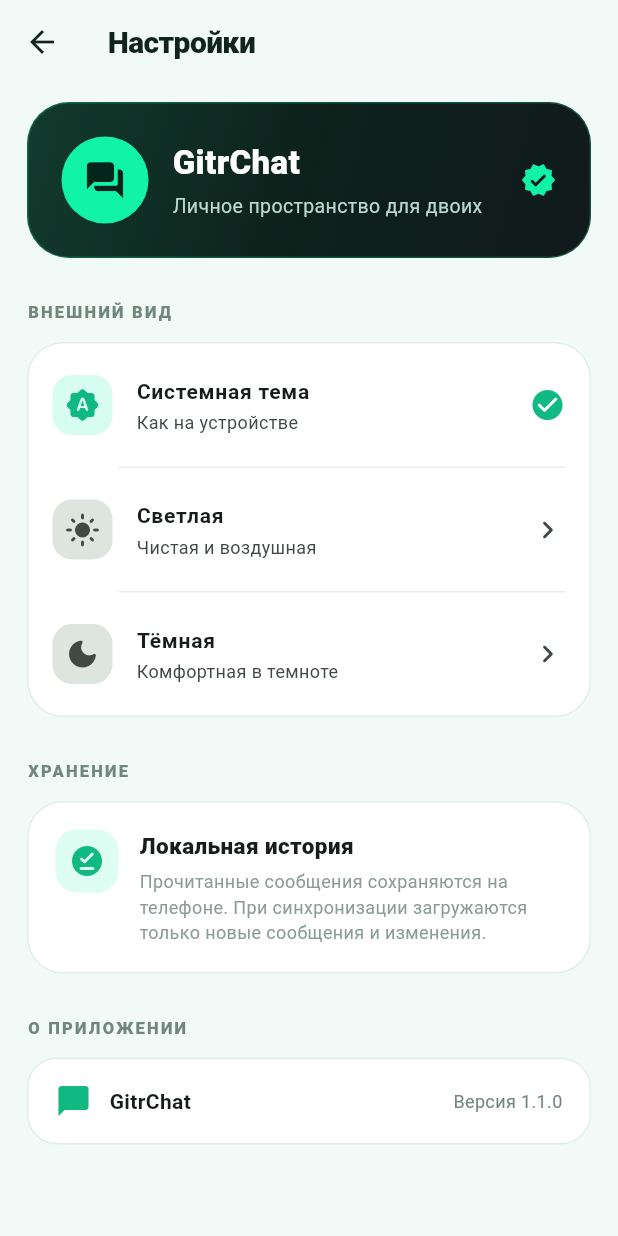
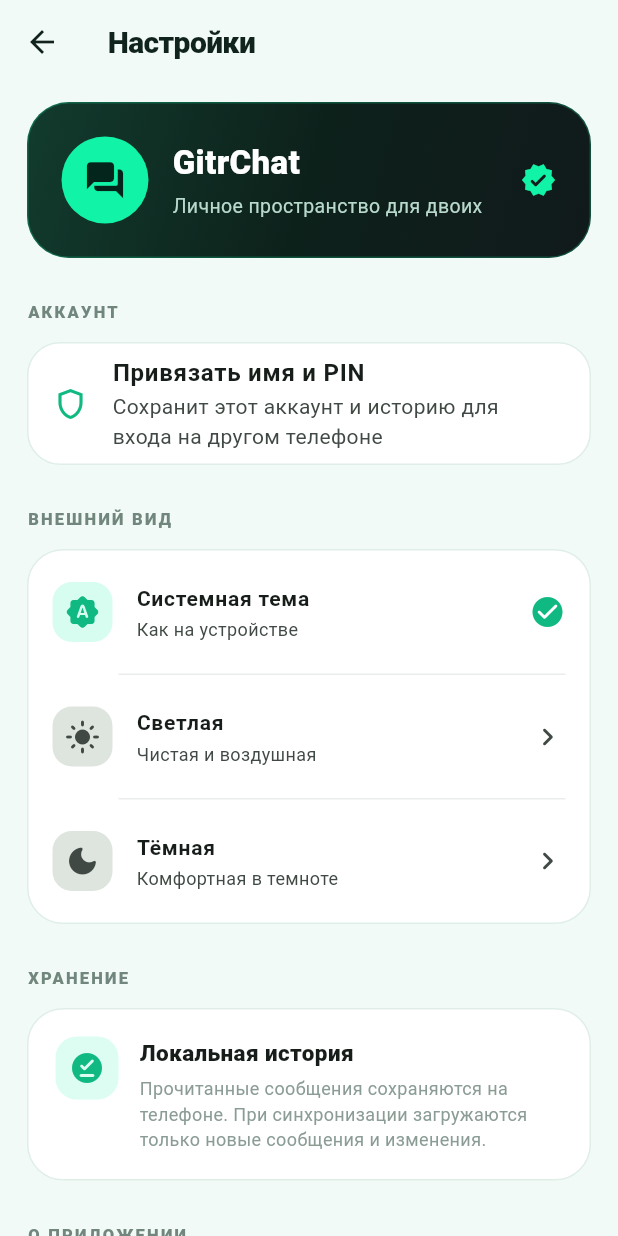
Before and after one commit to SMERTor/GitrChat, a Flutter app: the SettingsScreen screen opened directly, on a phone screen of 412 x 824 dp. Run offline on Flutter 3.47's test engine with Material 3 defaults, Android fonts, the phone set to English and light mode, and no system bars; our stand-ins replace camera, flutter_cache_manager, flutter_secure_storage, image_picker, local_auth, shared_preferences and 2 more; missing offline and left inert: video_compress; accounts and stored records are empty.

Commit message:
Add account linking from settings

```diff
--- a/lib/screens/settings_screen.dart
+++ b/lib/screens/settings_screen.dart
@@ -2,6 +2,8 @@ import 'package:flutter/material.dart';
 import 'package:shared_preferences/shared_preferences.dart';
 
 import '../theme_controller.dart';
+import '../services/account_service.dart';
+import 'package:supabase_flutter/supabase_flutter.dart';
 
 class SettingsScreen extends StatelessWidget {
   const SettingsScreen({super.key});
@@ -10,6 +12,40 @@ class SettingsScreen extends StatelessWidget {
     appThemeMode.value = mode;
     final prefs = await SharedPreferences.getInstance();
     await prefs.setString('theme_mode', mode.name);
+  }
+
+
+  Future<void> _linkAccount(BuildContext context) async {
+    final name = TextEditingController();
+    final pin = TextEditingController();
+    final confirmed = await showDialog<bool>(
+      context: context,
+      builder: (dialogContext) => AlertDialog(
+        title: const Text('Защитить аккаунт'),
+        content: Column(mainAxisSize: MainAxisSize.min, children: [
+          TextField(controller: name, maxLength: 24, decoration: const InputDecoration(labelText: 'Имя аккаунта')),
+          const SizedBox(height: 10),
+          TextField(controller: pin, maxLength: 6, obscureText: true, keyboardType: TextInputType.number,
+            decoration: const InputDecoration(labelText: 'PIN из 6 цифр')),
+        ]),
+        actions: [
+          TextButton(onPressed: () => Navigator.pop(dialogContext, false), child: const Text('Отмена')),
+          FilledButton(onPressed: () => Navigator.pop(dialogContext, true), child: const Text('Сохранить')),
+        ],
+      ),
+    );
+    if (confirmed == true) {
+      try {
+        await AccountService(Supabase.instance.client).createOrLink(name.text, pin.text);
+        if (context.mounted) ScaffoldMessenger.of(context).showSnackBar(
+          const SnackBar(content: Text('Аккаунт привязан. Теперь его можно восстановить по имени и PIN.')));
+      } catch (e) {
+        if (context.mounted) ScaffoldMessenger.of(context).showSnackBar(
+          SnackBar(content: Text('Не удалось привязать аккаунт: $e')));
+      }
+    }
+    name.dispose();
+    pin.dispose();
   }
 
   @override
@@ -45,6 +81,22 @@ class SettingsScreen extends StatelessWidget {
                 ])),
                 const Icon(Icons.verified_rounded, color: Color(0xFF11F3A6)),
               ]),
+            ),
+            const SizedBox(height: 28),
+            Text('АККАУНТ', style: TextStyle(fontSize: 11, letterSpacing: 1.5, fontWeight: FontWeight.w800, color: muted)),
+            const SizedBox(height: 12),
+            Container(
+              decoration: BoxDecoration(
+                color: Theme.of(context).colorScheme.surface,
+                borderRadius: BorderRadius.circular(22),
+                border: Border.all(color: dark ? Colors.white.withOpacity(.06) : const Color(0xFFE0EEE8)),
+              ),
+              child: ListTile(
+                leading: const Icon(Icons.shield_outlined, color: Color(0xFF11B982)),
+                title: const Text('Привязать имя и PIN', style: TextStyle(fontWeight: FontWeight.w700)),
+                subtitle: const Text('Сохранит этот аккаунт и историю для входа на другом телефоне'),
+                onTap: () => _linkAccount(context),
+              ),
             ),
             const SizedBox(height: 28),
             Text('ВНЕШНИЙ ВИД', style: TextStyle(fontSize: 11, letterSpacing: 1.5, fontWeight: FontWeight.w800, color: muted)),
```
